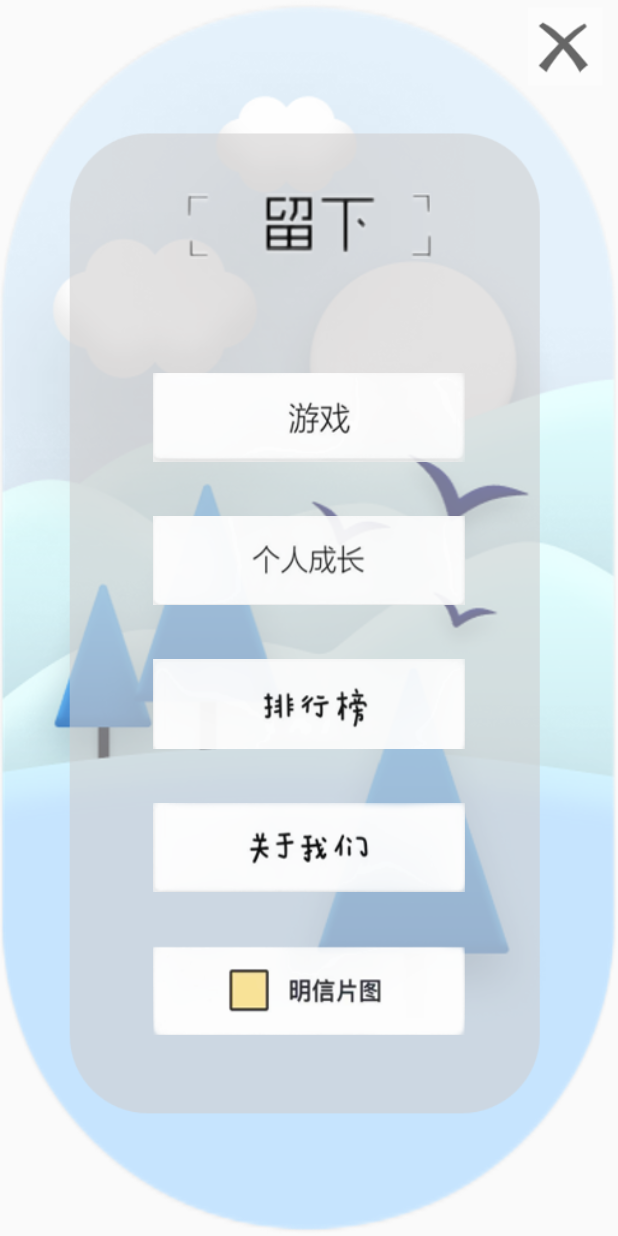
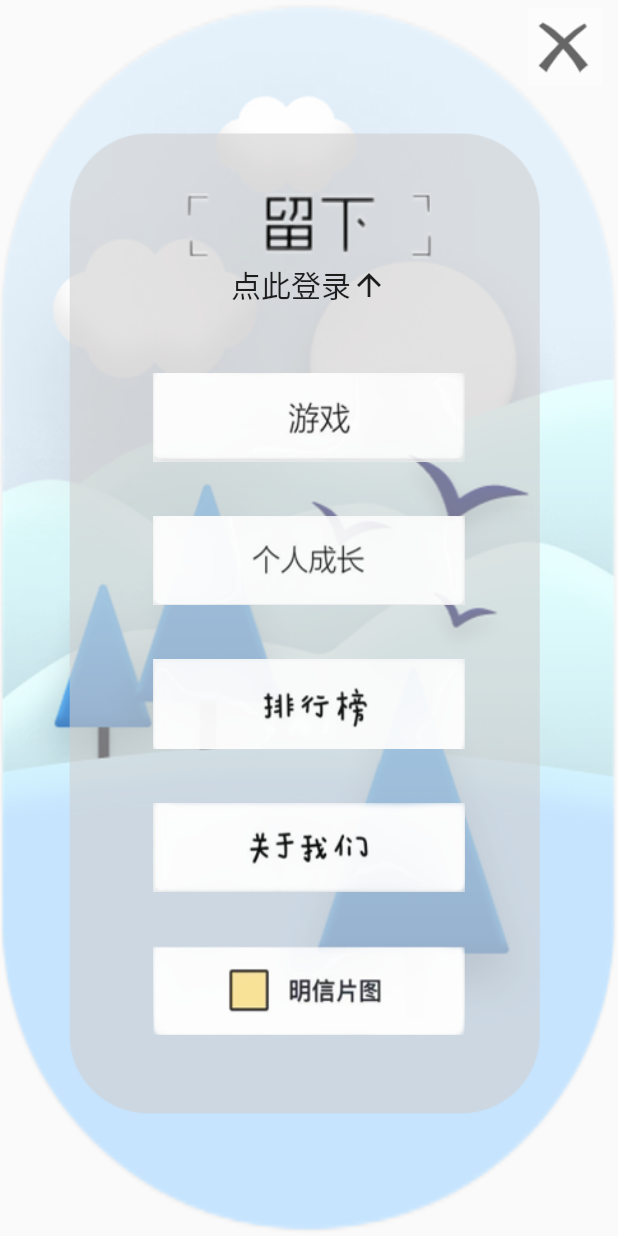
Before and after one commit to LryIII/memory_practice, a Flutter app: the screen it shows after launch, on a phone screen of 412 x 824 dp. Run offline on Flutter 3.47's test engine with Material 2 defaults, Android fonts, the light colour scheme and no system bars; our stand-ins replace dio, fl_chart, flutter_smart_dialog, percent_indicator, shared_preferences, stop_watch_timer; missing offline and left inert: flame_audio.

Commit message:
修修补补

```diff
--- a/lib/pages/game/slide_image_entrance.dart
+++ b/lib/pages/game/slide_image_entrance.dart
@@ -67,9 +67,7 @@ class _AnimatedSlideImageBottomState extends State<AnimatedSlideImageBottom> {
   late double nowY;
   @override
   void initState() {
-    print(screenHeight);
-    print(screenWidth);
-    nowY=1.045;//-0.812+0.15;
+    nowY=1.045;
     _timer=Timer.periodic(const Duration(milliseconds: 20),
       (timer) {
          if(_timer.tick==50) {
--- a/lib/pages/home/home_content.dart
+++ b/lib/pages/home/home_content.dart
@@ -36,6 +36,23 @@ class HomeContent extends StatelessWidget {
                 onTap: (){
                   Navigator.of(context).pushNamed('/login');
                 },
+              ),
+            ),
+            Align(
+              alignment: const Alignment(0,-0.56),
+              child: Row(
+                mainAxisAlignment: MainAxisAlignment.center,
+                children: const [
+                  Text(
+                    "点此登录",
+                    style: TextStyle(
+                      fontSize: 20.0
+                    ),
+                  ),
+                  Icon(
+                    Icons.arrow_upward
+                  )
+                ],
               ),
             ),
             AlignImageButton(
```
Also changed, not shown: lib/pages/rank/rank_network.dart (+8 -4 lines), 1 other file.
